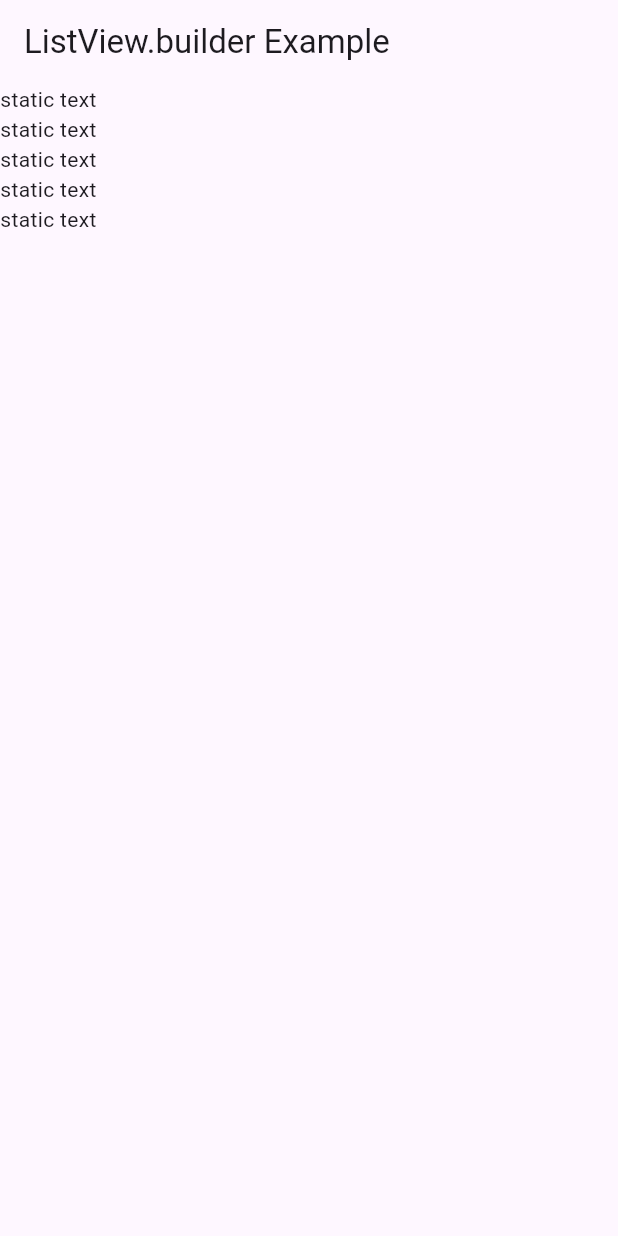
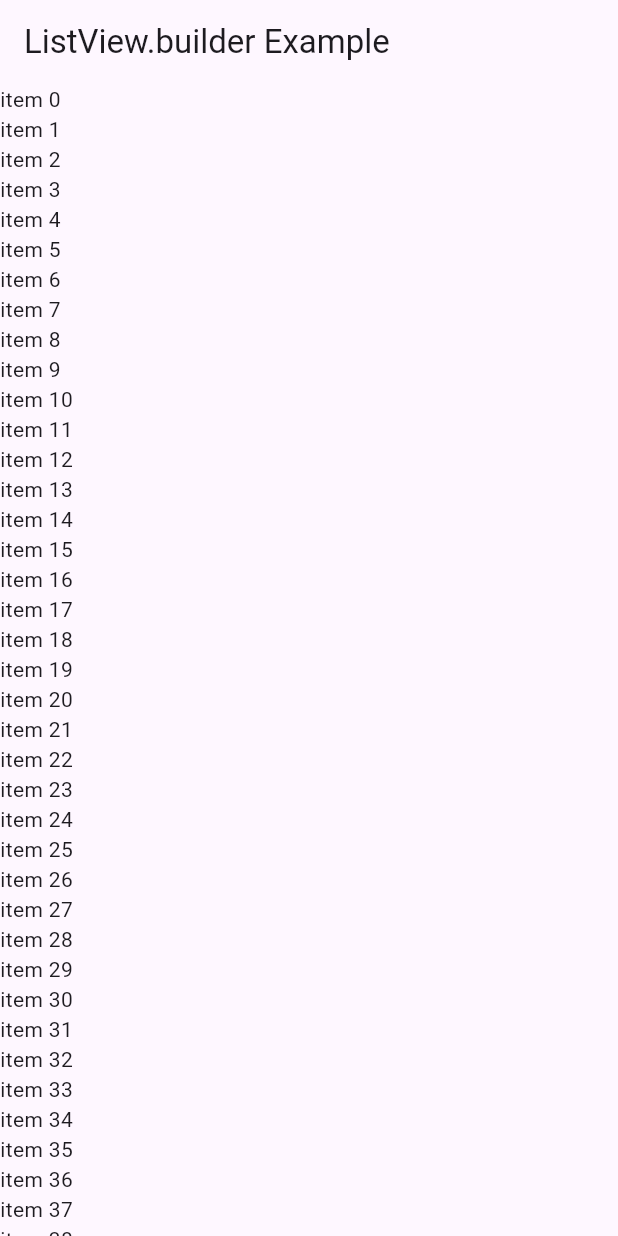
Before and after one commit to hungrimind/best-flutter, a Flutter app: the screen it shows after launch, on a phone screen of 412 x 824 dp. Run offline on Flutter 3.47's test engine with Material 3 defaults, Android fonts, the phone set to English and light mode, and no system bars.

Commit message:
listviewbuilder final

```diff
--- a/listview_builder/lib/demo.dart
+++ b/listview_builder/lib/demo.dart
@@ -10,9 +10,9 @@ class ListViewBuilderExample extends StatelessWidget {
         title: Text('ListView.builder Example'),
       ),
       body: ListView.builder(
-        itemCount: 5,
+        itemCount: 100,
         itemBuilder: (context, index) {
-          return Text('static text');
+          return Text('item $index');
         },
       ),
     );
```
